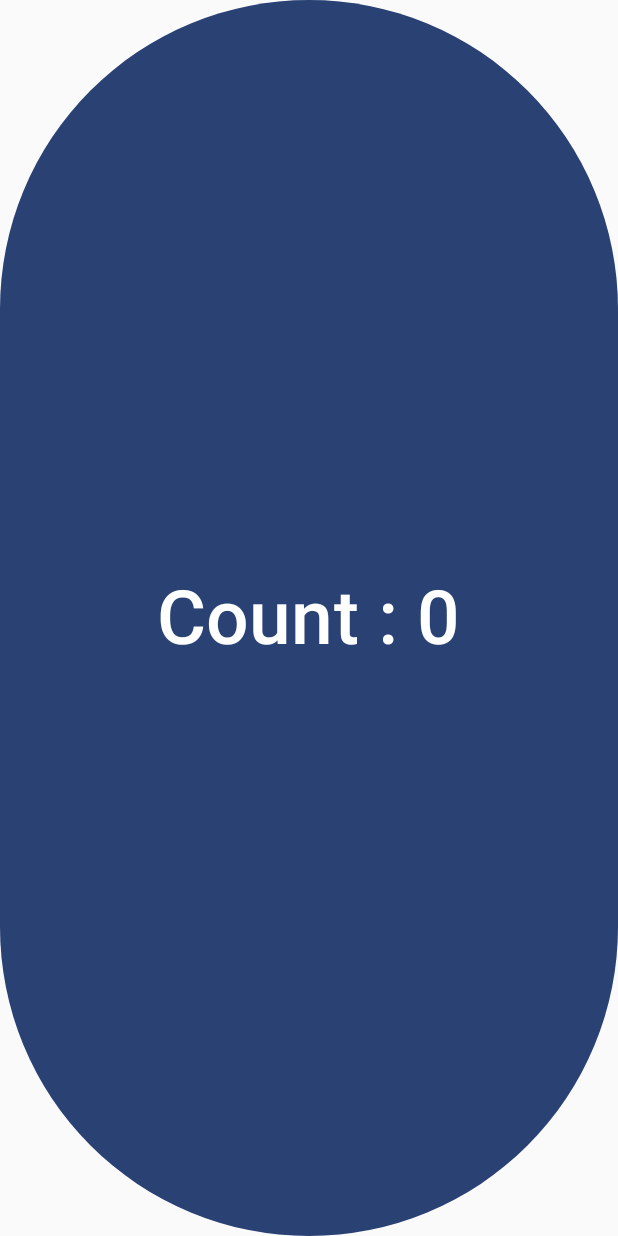
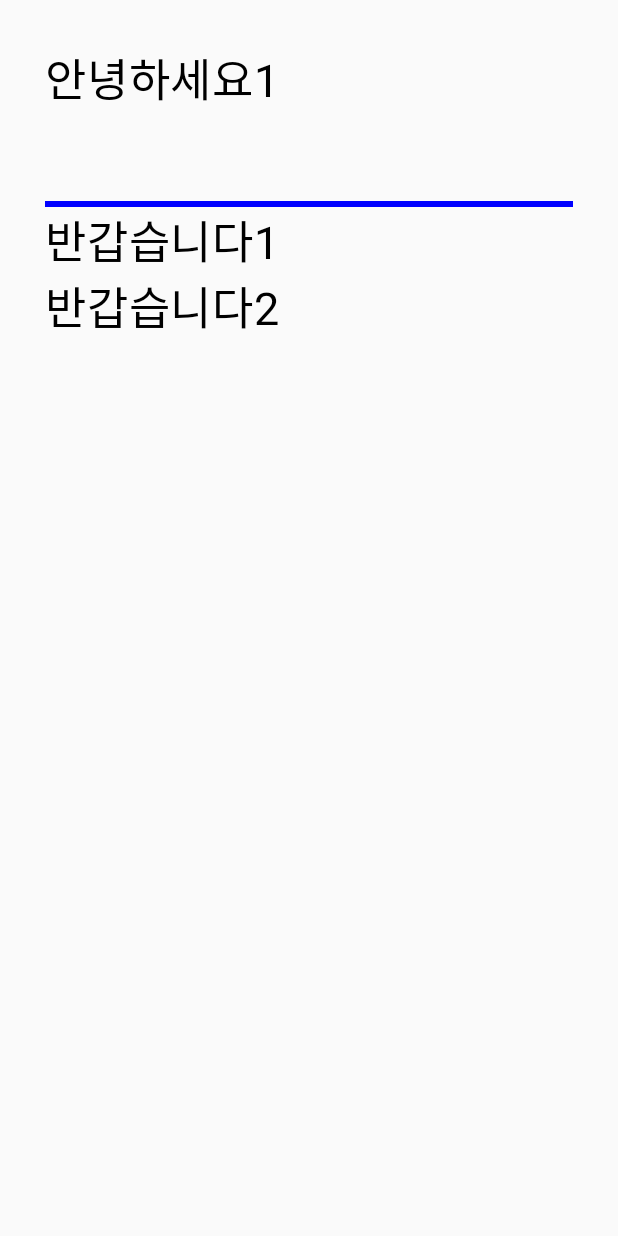
Before and after one commit to inwoo13/ComposeFirst, an Android app built with Jetpack Compose: the screen it shows after launch (MainActivity), on a phone screen of 412 x 824 dp. Run offline under Robolectric (Android 15) with nearby library versions, the phone set to English and light mode, and no system bars.

Commit message:
Column, Divider, Spacer

```diff
--- a/app/src/main/java/com/inflean/composefirst/MainActivity.kt
+++ b/app/src/main/java/com/inflean/composefirst/MainActivity.kt
@@ -3,8 +3,12 @@ package com.inflean.composefirst
 import android.os.Bundle
 import androidx.activity.ComponentActivity
 import androidx.activity.compose.setContent
+import androidx.compose.foundation.layout.Column
+import androidx.compose.foundation.layout.Spacer
 import androidx.compose.foundation.layout.fillMaxSize
+import androidx.compose.foundation.layout.padding
 import androidx.compose.material3.Button
+import androidx.compose.material3.Divider
 import androidx.compose.material3.Text
 import androidx.compose.runtime.Composable
 import androidx.compose.runtime.getValue
@@ -12,41 +16,55 @@ import androidx.compose.runtime.mutableStateOf
 import androidx.compose.runtime.remember
 import androidx.compose.runtime.setValue
 import androidx.compose.ui.Modifier
+import androidx.compose.ui.graphics.Color
 import androidx.compose.ui.tooling.preview.Preview
+import androidx.compose.ui.unit.dp
 import androidx.compose.ui.unit.sp
 import com.inflean.composefirst.ui.theme.ComposeFirstTheme
+
+// column -> 세로로 줄 세워서 배치
+// spacer / divider
 
 class MainActivity : ComponentActivity() {
     override fun onCreate(savedInstanceState: Bundle?) {
         super.onCreate(savedInstanceState)
         setContent {
             ComposeFirstTheme {
-                SimpleCounterBtn()
+                ColumnTest1()
             }
         }
     }
 }
 
 @Composable
-fun SimpleCounterBtn() {
-
-    var count by remember {
-        mutableStateOf(0)
-    }
-
-    Button(onClick = { count++ }, modifier = Modifier.fillMaxSize()) {
+fun ColumnTest1() {
+    Column(
+        modifier = Modifier.padding(30.dp)  // 컬럼 자체의 padding
+    ) {
         Text(
-            text = "Count : $count",
-            fontSize = 50.sp
+            text = "안녕하세요1",
+            fontSize = 30.sp
+        )
+        Spacer(modifier = Modifier.padding(30.dp))  // 간격 두기
+        Divider(    // 구분선
+            thickness = 4.dp,
+            color = Color.Blue
+        )
+        Text(
+            text = "반갑습니다1",
+            fontSize = 30.sp
+        )
+        Text(
+            text = "반갑습니다2",
+            fontSize = 30.sp
         )
     }
-
 }
 
 @Preview(showBackground = true)
 @Composable
 fun GreetingPreview() {
     ComposeFirstTheme {
-        SimpleCounterBtn()
+        ColumnTest1()
     }
 }
```
